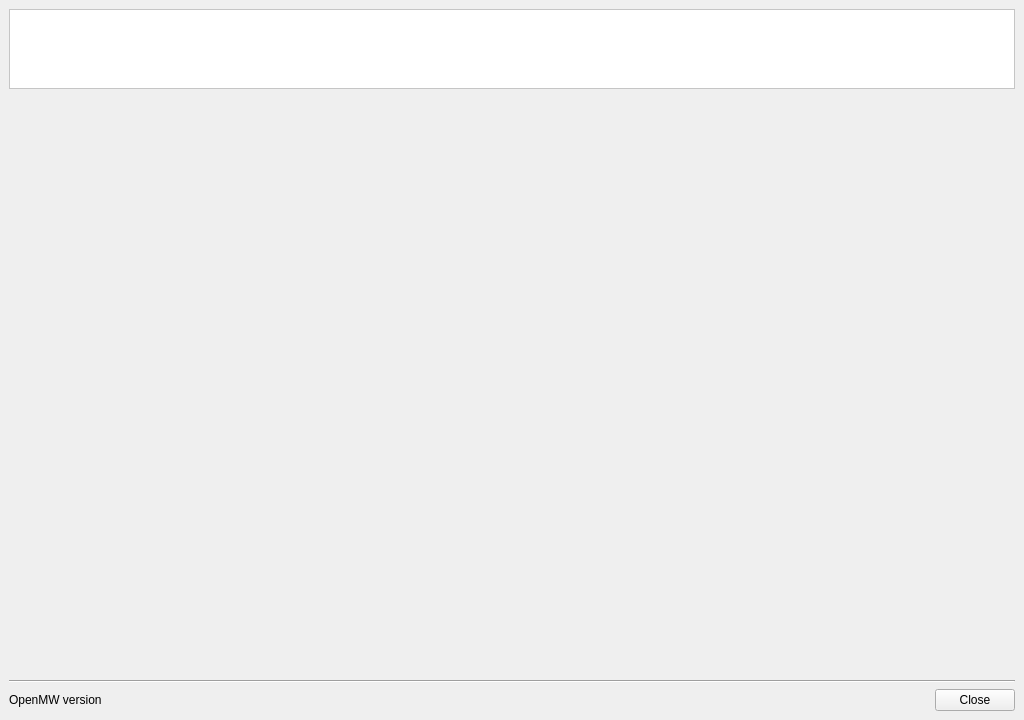
Old version of the form files/ui/mainwindow.ui in the repository MrZer0x0/ArenaMP.
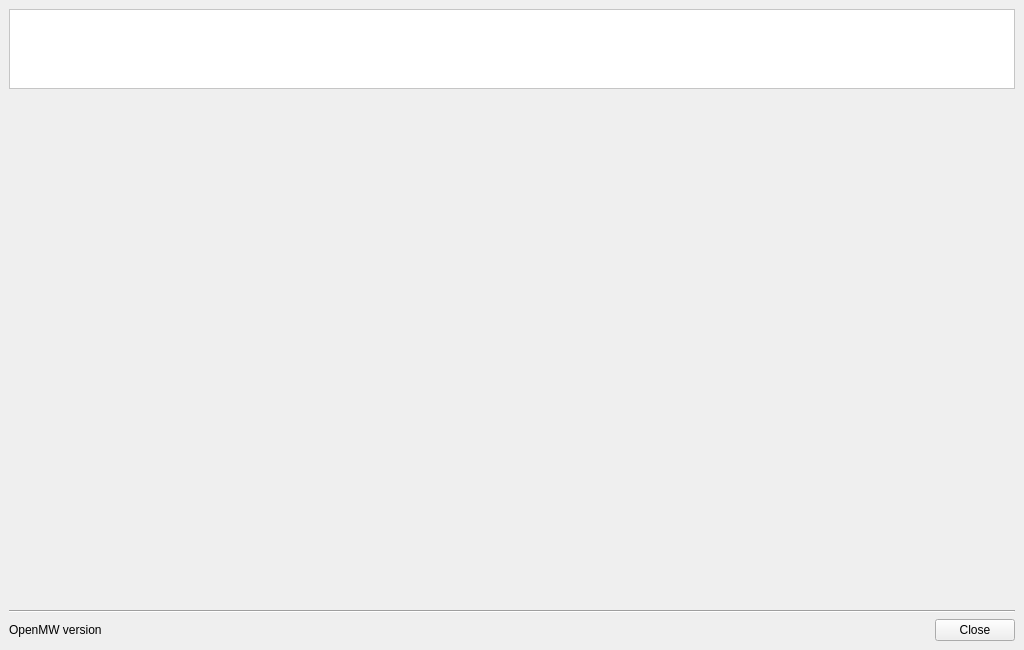
New version of the form. Icons and pictures are not drawn.

```diff
--- a/files/ui/mainwindow.ui
+++ b/files/ui/mainwindow.ui
@@ -7,13 +7,19 @@
     <x>0</x>
     <y>0</y>
     <width>1024</width>
-    <height>720</height>
+    <height>650</height>
    </rect>
   </property>
   <property name="minimumSize">
    <size>
     <width>1024</width>
-    <height>720</height>
+    <height>650</height>
+   </size>
+  </property>
+  <property name="maximumSize">
+   <size>
+    <width>1024</width>
+    <height>650</height>
    </size>
   </property>
   <property name="windowTitle">
```
